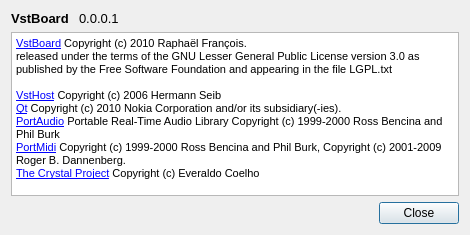
This is src/vstboard/views/aboutdialog.ui in rbarreiros/vstboard as Qt 5 draws it before an edit. The edited form follows.
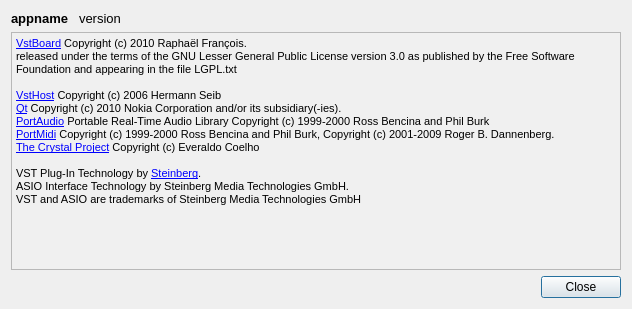
This is the edited form. Icons and pictures are not drawn.

Commit message: license text update

```diff
--- a/src/vstboard/views/aboutdialog.ui
+++ b/src/vstboard/views/aboutdialog.ui
@@ -6,10 +6,19 @@
    <rect>
     <x>0</x>
     <y>0</y>
-    <width>470</width>
-    <height>235</height>
+    <width>632</width>
+    <height>309</height>
    </rect>
   </property>
+  <property name="sizePolicy">
+   <sizepolicy hsizetype="Fixed" vsizetype="Fixed">
+    <horstretch>0</horstretch>
+    <verstretch>0</verstretch>
+   </sizepolicy>
+  </property>
+  <property name="contextMenuPolicy">
+   <enum>Qt::NoContextMenu</enum>
+  </property>
   <property name="windowTitle">
    <string>About VstBoard</string>
   </property>
@@ -19,8 +28,11 @@
   <layout class="QVBoxLayout" name="verticalLayout">
    <item>
     <layout class="QHBoxLayout" name="horizontalLayout">
+     <property name="spacing">
+      <number>10</number>
+     </property>
      <item>
-      <widget class="QLabel" name="label">
+      <widget class="QLabel" name="labelApp">
        <property name="font">
         <font>
          <pointsize>10</pointsize>
@@ -29,12 +41,12 @@
         </font>
        </property>
        <property name="text">
-        <string>VstBoard </string>
+        <string>appname</string>
        </property>
       </widget>
      </item>
      <item>
-      <widget class="QLabel" name="label_2">
+      <widget class="QLabel" name="labelVersion">
        <property name="sizePolicy">
         <sizepolicy hsizetype="Expanding" vsizetype="Preferred">
          <horstretch>0</horstretch>
@@ -47,7 +59,7 @@
         </font>
        </property>
        <property name="text">
-        <string>0.0.0.1</string>
+        <string>version</string>
        </property>
       </widget>
      </item>
@@ -61,19 +73,69 @@
        <verstretch>0</verstretch>
       </sizepolicy>
      </property>
+     <property name="palette">
+      <palette>
+       <active>
+        <colorrole role="Base">
+         <brush brushstyle="SolidPattern">
+          <color alpha="255">
+           <red>240</red>
+           <green>240</green>
+           <blue>240</blue>
+          </color>
+         </brush>
+        </colorrole>
+       </active>
+       <inactive>
+        <colorrole role="Base">
+         <brush brushstyle="SolidPattern">
+          <color alpha="255">
+           <red>240</red>
+           <green>240</green>
+           <blue>240</blue>
+          </color>
+         </brush>
+        </colorrole>
+       </inactive>
+       <disabled>
+        <colorrole role="Base">
+         <brush brushstyle="SolidPattern">
+          <color alpha="255">
+           <red>240</red>
+           <green>240</green>
+           <blue>240</blue>
+          </color>
+         </brush>
+        </colorrole>
+       </disabled>
+      </palette>
+     </property>
+     <property name="contextMenuPolicy">
+      <enum>Qt::NoContextMenu</enum>
+     </property>
+     <property name="acceptDrops">
+      <bool>false</bool>
+     </property>
      <property name="html">
       <string>&lt;!DOCTYPE HTML PUBLIC &quot;-//W3C//DTD HTML 4.0//EN&quot; &quot;http://www.w3.org/TR/REC-html40/strict.dtd&quot;&gt;
 &lt;html&gt;&lt;head&gt;&lt;meta name=&quot;qrichtext&quot; content=&quot;1&quot; /&gt;&lt;style type=&quot;text/css&quot;&gt;
 p, li { white-space: pre-wrap; }
 &lt;/style&gt;&lt;/head&gt;&lt;body style=&quot; font-family:'MS Shell Dlg 2'; font-size:8.25pt; font-weight:400; font-style:normal;&quot;&gt;
-&lt;p style=&quot; margin-top:0px; margin-bottom:0px; margin-left:0px; margin-right:0px; -qt-block-indent:0; text-indent:0px;&quot;&gt;&lt;a href=&quot;http://vstboard.blogspot.com/&quot;&gt;&lt;span style=&quot; font-size:8pt; text-decoration: underline; color:#0000ff;&quot;&gt;VstBoard&lt;/span&gt;&lt;/a&gt;&lt;span style=&quot; font-size:8pt;&quot;&gt; Copyright (c) 2010 Raphaël François. &lt;/span&gt;&lt;/p&gt;
-&lt;p style=&quot; margin-top:0px; margin-bottom:0px; margin-left:0px; margin-right:0px; -qt-block-indent:0; text-indent:0px;&quot;&gt;&lt;span style=&quot; font-size:8pt;&quot;&gt;released under the terms of the GNU Lesser General Public License version 3.0 as published by the Free Software Foundation and appearing in the file LGPL.txt&lt;/span&gt;&lt;/p&gt;
+&lt;p style=&quot; margin-top:0px; margin-bottom:0px; margin-left:0px; margin-right:0px; -qt-block-indent:0; text-indent:0px;&quot;&gt;&lt;a href=&quot;http://vstboard.blogspot.com/&quot;&gt;&lt;span style=&quot; font-size:8pt; text-decoration: underline; color:#0000ff;&quot;&gt;VstBoard&lt;/span&gt;&lt;/a&gt;&lt;span style=&quot; font-size:8pt; color:#000000;&quot;&gt; Copyright (c) 2010 Raphaël François. &lt;/span&gt;&lt;/p&gt;
+&lt;p style=&quot; margin-top:0px; margin-bottom:0px; margin-left:0px; margin-right:0px; -qt-block-indent:0; text-indent:0px;&quot;&gt;&lt;span style=&quot; font-size:8pt; color:#000000;&quot;&gt;released under the terms of the GNU Lesser General Public License version 3.0 as published by the Free Software Foundation and appearing in the file LGPL.txt&lt;/span&gt;&lt;/p&gt;
 &lt;p style=&quot;-qt-paragraph-type:empty; margin-top:0px; margin-bottom:0px; margin-left:0px; margin-right:0px; -qt-block-indent:0; text-indent:0px; font-size:8pt;&quot;&gt;&lt;/p&gt;
-&lt;p style=&quot; margin-top:0px; margin-bottom:0px; margin-left:0px; margin-right:0px; -qt-block-indent:0; text-indent:0px;&quot;&gt;&lt;a href=&quot;http://www.hermannseib.com/&quot;&gt;&lt;span style=&quot; font-size:8pt; text-decoration: underline; color:#0000ff;&quot;&gt;VstHost&lt;/span&gt;&lt;/a&gt;&lt;span style=&quot; font-size:8pt;&quot;&gt; Copyright (c) 2006 Hermann Seib&lt;/span&gt;&lt;/p&gt;
-&lt;p style=&quot; margin-top:0px; margin-bottom:0px; margin-left:0px; margin-right:0px; -qt-block-indent:0; text-indent:0px;&quot;&gt;&lt;a href=&quot;http://qt.nokia.com&quot;&gt;&lt;span style=&quot; font-size:8pt; text-decoration: underline; color:#0000ff;&quot;&gt;Qt&lt;/span&gt;&lt;/a&gt;&lt;span style=&quot; font-size:8pt;&quot;&gt; Copyright (c) 2010 Nokia Corporation and/or its subsidiary(-ies).&lt;/span&gt;&lt;/p&gt;
-&lt;p style=&quot; margin-top:0px; margin-bottom:0px; margin-left:0px; margin-right:0px; -qt-block-indent:0; text-indent:0px;&quot;&gt;&lt;a href=&quot;http://www.portaudio.com&quot;&gt;&lt;span style=&quot; font-size:8pt; text-decoration: underline; color:#0000ff;&quot;&gt;PortAudio&lt;/span&gt;&lt;/a&gt;&lt;span style=&quot; font-size:8pt;&quot;&gt; Portable Real-Time Audio Library Copyright (c) 1999-2000 Ross Bencina and Phil Burk&lt;/span&gt;&lt;/p&gt;
-&lt;p style=&quot; margin-top:0px; margin-bottom:0px; margin-left:0px; margin-right:0px; -qt-block-indent:0; text-indent:0px;&quot;&gt;&lt;a href=&quot;http://sourceforge.net/projects/portmedia&quot;&gt;&lt;span style=&quot; font-size:8pt; text-decoration: underline; color:#0000ff;&quot;&gt;PortMidi&lt;/span&gt;&lt;/a&gt;&lt;span style=&quot; font-size:8pt;&quot;&gt; Copyright (c) 1999-2000 Ross Bencina and Phil Burk, Copyright (c) 2001-2009 Roger B. Dannenberg.&lt;/span&gt;&lt;/p&gt;
-&lt;p style=&quot; margin-top:0px; margin-bottom:0px; margin-left:0px; margin-right:0px; -qt-block-indent:0; text-indent:0px;&quot;&gt;&lt;a href=&quot;http://www.everaldo.com/crystal&quot;&gt;&lt;span style=&quot; font-size:8pt; text-decoration: underline; color:#0000ff;&quot;&gt;The Crystal Project&lt;/span&gt;&lt;/a&gt;&lt;span style=&quot; font-size:8pt;&quot;&gt; Copyright (c) Everaldo Coelho&lt;/span&gt;&lt;/p&gt;&lt;/body&gt;&lt;/html&gt;</string>
+&lt;p style=&quot; margin-top:0px; margin-bottom:0px; margin-left:0px; margin-right:0px; -qt-block-indent:0; text-indent:0px;&quot;&gt;&lt;a href=&quot;http://www.hermannseib.com/&quot;&gt;&lt;span style=&quot; font-size:8pt; text-decoration: underline; color:#0000ff;&quot;&gt;VstHost&lt;/span&gt;&lt;/a&gt;&lt;span style=&quot; font-size:8pt; color:#000000;&quot;&gt; Copyright (c) 2006 Hermann Seib&lt;/span&gt;&lt;/p&gt;
+&lt;p style=&quot; margin-top:0px; margin-bottom:0px; margin-left:0px; margin-right:0px; -qt-block-indent:0; text-indent:0px;&quot;&gt;&lt;a href=&quot;http://qt.nokia.com&quot;&gt;&lt;span style=&quot; font-size:8pt; text-decoration: underline; color:#0000ff;&quot;&gt;Qt&lt;/span&gt;&lt;/a&gt;&lt;span style=&quot; font-size:8pt; color:#000000;&quot;&gt; Copyright (c) 2010 Nokia Corporation and/or its subsidiary(-ies).&lt;/span&gt;&lt;/p&gt;
+&lt;p style=&quot; margin-top:0px; margin-bottom:0px; margin-left:0px; margin-right:0px; -qt-block-indent:0; text-indent:0px;&quot;&gt;&lt;a href=&quot;http://www.portaudio.com&quot;&gt;&lt;span style=&quot; font-size:8pt; text-decoration: underline; color:#0000ff;&quot;&gt;PortAudio&lt;/span&gt;&lt;/a&gt;&lt;span style=&quot; font-size:8pt; color:#000000;&quot;&gt; Portable Real-Time Audio Library Copyright (c) 1999-2000 Ross Bencina and Phil Burk&lt;/span&gt;&lt;/p&gt;
+&lt;p style=&quot; margin-top:0px; margin-bottom:0px; margin-left:0px; margin-right:0px; -qt-block-indent:0; text-indent:0px;&quot;&gt;&lt;a href=&quot;http://sourceforge.net/projects/portmedia&quot;&gt;&lt;span style=&quot; font-size:8pt; text-decoration: underline; color:#0000ff;&quot;&gt;PortMidi&lt;/span&gt;&lt;/a&gt;&lt;span style=&quot; font-size:8pt; color:#000000;&quot;&gt; Copyright (c) 1999-2000 Ross Bencina and Phil Burk, Copyright (c) 2001-2009 Roger B. Dannenberg.&lt;/span&gt;&lt;/p&gt;
+&lt;p style=&quot; margin-top:0px; margin-bottom:0px; margin-left:0px; margin-right:0px; -qt-block-indent:0; text-indent:0px;&quot;&gt;&lt;a href=&quot;http://www.everaldo.com/crystal&quot;&gt;&lt;span style=&quot; font-size:8pt; text-decoration: underline; color:#0000ff;&quot;&gt;The Crystal Project&lt;/span&gt;&lt;/a&gt;&lt;span style=&quot; font-size:8pt; color:#000000;&quot;&gt; Copyright (c) Everaldo Coelho&lt;/span&gt;&lt;/p&gt;
+&lt;p style=&quot;-qt-paragraph-type:empty; margin-top:0px; margin-bottom:0px; margin-left:0px; margin-right:0px; -qt-block-indent:0; text-indent:0px; font-size:8pt;&quot;&gt;&lt;/p&gt;
+&lt;p style=&quot; margin-top:0px; margin-bottom:0px; margin-left:0px; margin-right:0px; -qt-block-indent:0; text-indent:0px;&quot;&gt;&lt;span style=&quot; font-family:'Geneva,Arial,Helvetica,sans-serif'; font-size:8pt; color:#000000;&quot;&gt;VST Plug-In Technology by &lt;/span&gt;&lt;a href=&quot;http://www.steinberg.net&quot;&gt;&lt;span style=&quot; font-size:8pt; text-decoration: underline; color:#0000ff;&quot;&gt;Steinberg&lt;/span&gt;&lt;/a&gt;&lt;span style=&quot; font-family:'Geneva,Arial,Helvetica,sans-serif'; font-size:8pt; color:#000000;&quot;&gt;.&lt;/span&gt;&lt;/p&gt;
+&lt;p style=&quot; margin-top:0px; margin-bottom:0px; margin-left:0px; margin-right:0px; -qt-block-indent:0; text-indent:0px;&quot;&gt;&lt;span style=&quot; font-family:'Geneva,Arial,Helvetica,sans-serif'; font-size:8pt; color:#000000;&quot;&gt;ASIO Interface Technology by Steinberg Media Technologies GmbH.&lt;/span&gt;&lt;/p&gt;
+&lt;p style=&quot; margin-top:0px; margin-bottom:0px; margin-left:0px; margin-right:0px; -qt-block-indent:0; text-indent:0px;&quot;&gt;&lt;span style=&quot; font-family:'Geneva,Arial,Helvetica,sans-serif'; font-size:8pt; color:#000000;&quot;&gt;VST and ASIO are trademarks of Steinberg Media Technologies GmbH&lt;/span&gt;&lt;/p&gt;&lt;/body&gt;&lt;/html&gt;</string>
+     </property>
+     <property name="textInteractionFlags">
+      <set>Qt::LinksAccessibleByKeyboard|Qt::LinksAccessibleByMouse</set>
      </property>
      <property name="openExternalLinks">
       <bool>true</bool>
@@ -81,14 +143,47 @@
     </widget>
    </item>
    <item>
-    <widget class="QDialogButtonBox" name="buttonBox">
-     <property name="orientation">
-      <enum>Qt::Horizontal</enum>
-     </property>
-     <property name="standardButtons">
-      <set>QDialogButtonBox::Close</set>
-     </property>
-    </widget>
+    <layout class="QHBoxLayout" name="horizontalLayout_2">
+     <item>
+      <widget class="QLabel" name="label_2">
+       <property name="text">
+        <string/>
+       </property>
+       <property name="pixmap">
+        <pixmap resource="../../resources/resources.qrc">:/vst.png</pixmap>
+       </property>
+       <property name="scaledContents">
+        <bool>false</bool>
+       </property>
+      </widget>
+     </item>
+     <item>
+      <widget class="QLabel" name="label">
+       <property name="sizePolicy">
+        <sizepolicy hsizetype="Preferred" vsizetype="Preferred">
+         <horstretch>0</horstretch>
+         <verstretch>0</verstretch>
+        </sizepolicy>
+       </property>
+       <property name="text">
+        <string/>
+       </property>
+       <property name="pixmap">
+        <pixmap resource="../../resources/resources.qrc">:/asio.png</pixmap>
+       </property>
+      </widget>
+     </item>
+     <item>
+      <widget class="QDialogButtonBox" name="buttonBox">
+       <property name="orientation">
+        <enum>Qt::Horizontal</enum>
+       </property>
+       <property name="standardButtons">
+        <set>QDialogButtonBox::Close</set>
+       </property>
+      </widget>
+     </item>
+    </layout>
    </item>
   </layout>
  </widget>
```
Left out of the diff: 6 changed lines with no effect on the pictures. The commit also changes 10 other files.
